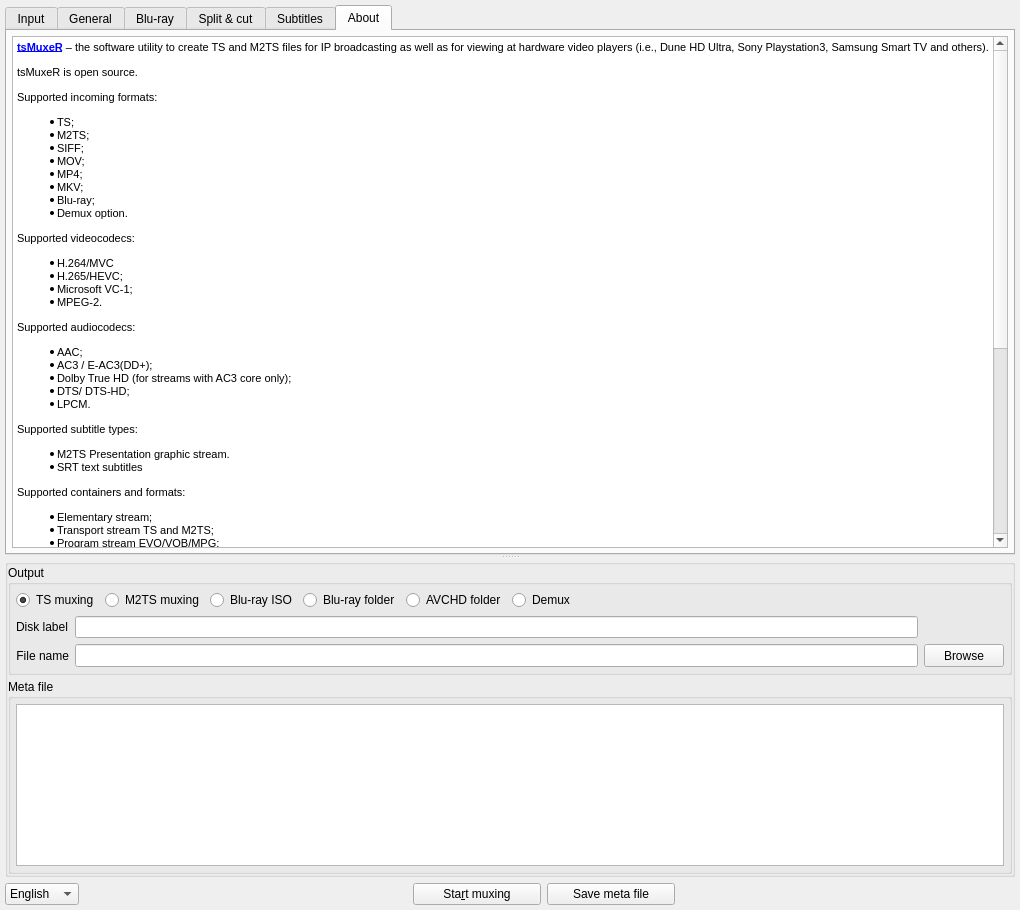
Qt form tsMuxerGUI/tsmuxerwindow.ui (justdan96/tsMuxer) before a commit.
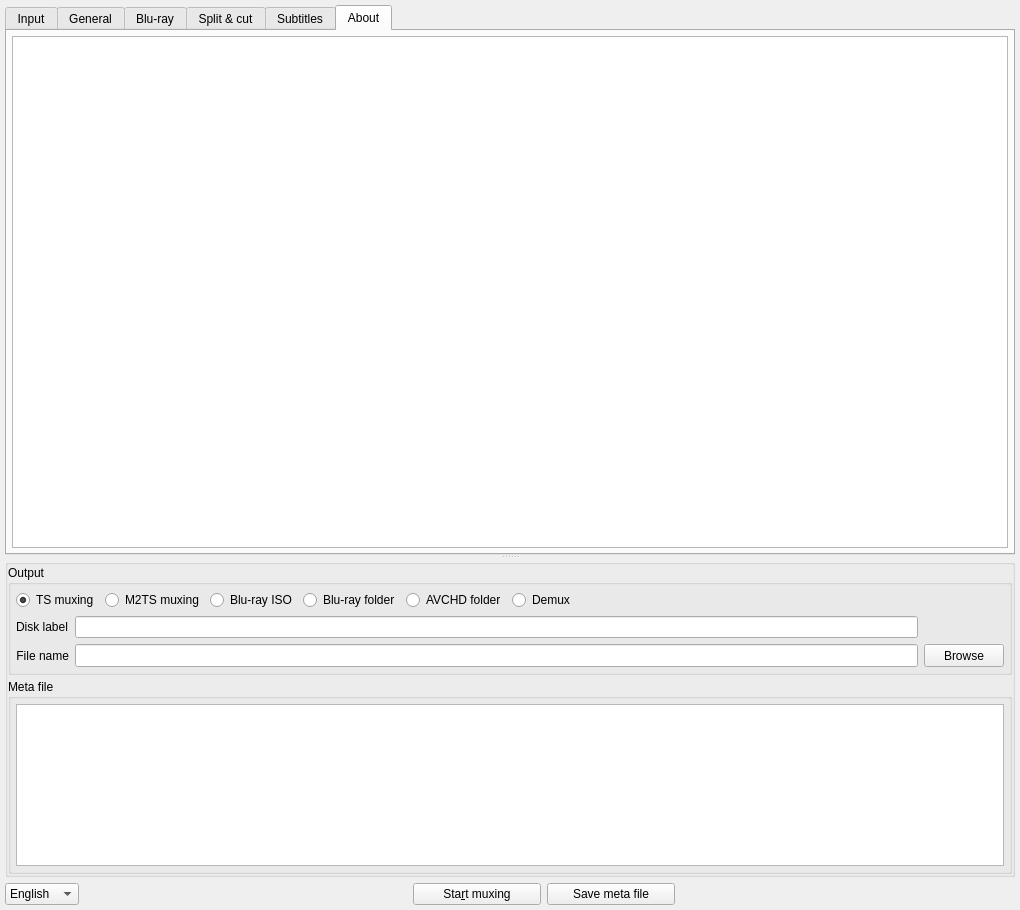
The same form after that commit. The open tabs and pages were chosen to show the change. Icons and pictures are not drawn.

Commit message: throw the about text out of the ui file

```diff
--- a/tsMuxerGUI/tsmuxerwindow.ui
+++ b/tsMuxerGUI/tsmuxerwindow.ui
@@ -2583,68 +2583,15 @@
         </property>
         <item>
          <widget class="QTextEdit" name="textEdit">
+          <property name="readOnly">
+           <bool>true</bool>
+          </property>
           <property name="html">
            <string notr="true">&lt;!DOCTYPE HTML PUBLIC &quot;-//W3C//DTD HTML 4.0//EN&quot; &quot;http://www.w3.org/TR/REC-html40/strict.dtd&quot;&gt;
-&lt;html&gt;&lt;head&gt;&lt;meta name=&quot;qrichtext&quot; content=&quot;1&quot; /&gt;&lt;title&gt;tsMuxeR&lt;/title&gt;&lt;style type=&quot;text/css&quot;&gt;
+&lt;html&gt;&lt;head&gt;&lt;meta name=&quot;qrichtext&quot; content=&quot;1&quot; /&gt;&lt;style type=&quot;text/css&quot;&gt;
 p, li { white-space: pre-wrap; }
-&lt;/style&gt;&lt;/head&gt;&lt;body style=&quot; font-family:'MS Shell Dlg 2'; font-size:8.25pt; font-weight:400; font-style:normal;&quot;&gt;
-&lt;p style=&quot; margin-top:0px; margin-bottom:0px; margin-left:0px; margin-right:0px; -qt-block-indent:0; text-indent:0px;&quot;&gt;&lt;a href=&quot;https://github.com/justdan96/tsMuxer&quot;&gt;&lt;span style=&quot; font-size:8pt; font-weight:600; text-decoration: underline; color:#0000ff;&quot;&gt;tsMuxeR&lt;/span&gt;&lt;/a&gt;&lt;span style=&quot; font-size:8pt;&quot;&gt; – the software utility to create TS and M2TS files for IP broadcasting as well as for viewing at hardware video players (i.e., Dune HD Ultra, Sony Playstation3, Samsung Smart TV and others). &lt;/span&gt;&lt;/p&gt;
-&lt;p style=&quot; margin-top:12px; margin-bottom:12px; margin-left:0px; margin-right:0px; -qt-block-indent:0; text-indent:0px;&quot;&gt;&lt;span style=&quot; font-size:8pt;&quot;&gt;tsMuxeR is open source. &lt;/span&gt;&lt;/p&gt;
-&lt;p style=&quot; margin-top:12px; margin-bottom:12px; margin-left:0px; margin-right:0px; -qt-block-indent:0; text-indent:0px;&quot;&gt;&lt;span style=&quot; font-size:8pt;&quot;&gt;Supported incoming formats: &lt;/span&gt;&lt;/p&gt;
-&lt;ul style=&quot;margin-top: 0px; margin-bottom: 0px; margin-left: 0px; margin-right: 0px; -qt-list-indent: 1;&quot;&gt;
-&lt;li style=&quot; font-size:8pt;&quot; style=&quot; margin-top:12px; margin-bottom:0px; margin-left:0px; margin-right:0px; -qt-block-indent:0; text-indent:0px;&quot;&gt;TS; &lt;/li&gt;
-&lt;li style=&quot; font-size:8pt;&quot; style=&quot; margin-top:0px; margin-bottom:0px; margin-left:0px; margin-right:0px; -qt-block-indent:0; text-indent:0px;&quot;&gt;M2TS; &lt;/li&gt;
-&lt;li style=&quot; font-size:8pt;&quot; style=&quot; margin-top:0px; margin-bottom:0px; margin-left:0px; margin-right:0px; -qt-block-indent:0; text-indent:0px;&quot;&gt;SIFF;&lt;/li&gt;
-&lt;li style=&quot; font-size:8pt;&quot; style=&quot; margin-top:0px; margin-bottom:0px; margin-left:0px; margin-right:0px; -qt-block-indent:0; text-indent:0px;&quot;&gt;MOV;&lt;/li&gt;
-&lt;li style=&quot; font-size:8pt;&quot; style=&quot; margin-top:0px; margin-bottom:0px; margin-left:0px; margin-right:0px; -qt-block-indent:0; text-indent:0px;&quot;&gt;MP4;&lt;/li&gt;
-&lt;li style=&quot; font-size:8pt;&quot; style=&quot; margin-top:0px; margin-bottom:0px; margin-left:0px; margin-right:0px; -qt-block-indent:0; text-indent:0px;&quot;&gt;MKV;&lt;/li&gt;
-&lt;li style=&quot; font-size:8pt;&quot; style=&quot; margin-top:0px; margin-bottom:0px; margin-left:0px; margin-right:0px; -qt-block-indent:0; text-indent:0px;&quot;&gt;Blu-ray; &lt;/li&gt;
-&lt;li style=&quot; font-size:8pt;&quot; style=&quot; margin-top:0px; margin-bottom:12px; margin-left:0px; margin-right:0px; -qt-block-indent:0; text-indent:0px;&quot;&gt;Demux option. &lt;/li&gt;&lt;/ul&gt;
-&lt;p style=&quot; margin-top:12px; margin-bottom:12px; margin-left:0px; margin-right:0px; -qt-block-indent:0; text-indent:0px;&quot;&gt;&lt;span style=&quot; font-size:8pt;&quot;&gt;Supported videocodecs: &lt;/span&gt;&lt;/p&gt;
-&lt;ul style=&quot;margin-top: 0px; margin-bottom: 0px; margin-left: 0px; margin-right: 0px; -qt-list-indent: 1;&quot;&gt;
-&lt;li style=&quot; font-size:8pt;&quot; style=&quot; margin-top:12px; margin-bottom:0px; margin-left:0px; margin-right:0px; -qt-block-indent:0; text-indent:0px;&quot;&gt;H.264/MVC &lt;/li&gt;
-&lt;li style=&quot; font-size:8pt;&quot; style=&quot; margin-top:0px; margin-bottom:0px; margin-left:0px; margin-right:0px; -qt-block-indent:0; text-indent:0px;&quot;&gt;H.265/HEVC; &lt;/li&gt;
-&lt;li style=&quot; font-size:8pt;&quot; style=&quot; margin-top:0px; margin-bottom:0px; margin-left:0px; margin-right:0px; -qt-block-indent:0; text-indent:0px;&quot;&gt;Microsoft VC-1; &lt;/li&gt;
-&lt;li style=&quot; font-size:8pt;&quot; style=&quot; margin-top:0px; margin-bottom:12px; margin-left:0px; margin-right:0px; -qt-block-indent:0; text-indent:0px;&quot;&gt;MPEG-2. &lt;/li&gt;&lt;/ul&gt;
-&lt;p style=&quot; margin-top:12px; margin-bottom:12px; margin-left:0px; margin-right:0px; -qt-block-indent:0; text-indent:0px;&quot;&gt;&lt;span style=&quot; font-size:8pt;&quot;&gt;Supported audiocodecs: &lt;/span&gt;&lt;/p&gt;
-&lt;ul style=&quot;margin-top: 0px; margin-bottom: 0px; margin-left: 0px; margin-right: 0px; -qt-list-indent: 1;&quot;&gt;
-&lt;li style=&quot; font-size:8pt;&quot; style=&quot; margin-top:12px; margin-bottom:0px; margin-left:0px; margin-right:0px; -qt-block-indent:0; text-indent:0px;&quot;&gt;AAC; &lt;/li&gt;
-&lt;li style=&quot; font-size:8pt;&quot; style=&quot; margin-top:0px; margin-bottom:0px; margin-left:0px; margin-right:0px; -qt-block-indent:0; text-indent:0px;&quot;&gt;AC3 / E-AC3(DD+); &lt;/li&gt;
-&lt;li style=&quot; font-size:8pt;&quot; style=&quot; margin-top:0px; margin-bottom:0px; margin-left:0px; margin-right:0px; -qt-block-indent:0; text-indent:0px;&quot;&gt;Dolby True HD (for streams with AC3 core only); &lt;/li&gt;
-&lt;li style=&quot; font-size:8pt;&quot; style=&quot; margin-top:0px; margin-bottom:0px; margin-left:0px; margin-right:0px; -qt-block-indent:0; text-indent:0px;&quot;&gt;DTS/ DTS-HD; &lt;/li&gt;
-&lt;li style=&quot; font-size:8pt;&quot; style=&quot; margin-top:0px; margin-bottom:12px; margin-left:0px; margin-right:0px; -qt-block-indent:0; text-indent:0px;&quot;&gt;LPCM. &lt;/li&gt;&lt;/ul&gt;
-&lt;p style=&quot; margin-top:12px; margin-bottom:12px; margin-left:0px; margin-right:0px; -qt-block-indent:0; text-indent:0px;&quot;&gt;&lt;span style=&quot; font-size:8pt;&quot;&gt;Supported subtitle types: &lt;/span&gt;&lt;/p&gt;
-&lt;ul style=&quot;margin-top: 0px; margin-bottom: 0px; margin-left: 0px; margin-right: 0px; -qt-list-indent: 1;&quot;&gt;
-&lt;li style=&quot; font-size:8pt;&quot; style=&quot; margin-top:12px; margin-bottom:0px; margin-left:0px; margin-right:0px; -qt-block-indent:0; text-indent:0px;&quot;&gt;M2TS Presentation graphic stream. &lt;/li&gt;
-&lt;li style=&quot; font-size:8pt;&quot; style=&quot; margin-top:0px; margin-bottom:12px; margin-left:0px; margin-right:0px; -qt-block-indent:0; text-indent:0px;&quot;&gt;SRT text subtitles &lt;/li&gt;&lt;/ul&gt;
-&lt;p style=&quot; margin-top:12px; margin-bottom:12px; margin-left:0px; margin-right:0px; -qt-block-indent:0; text-indent:0px;&quot;&gt;&lt;span style=&quot; font-size:8pt;&quot;&gt;Supported containers and formats: &lt;/span&gt;&lt;/p&gt;
-&lt;ul style=&quot;margin-top: 0px; margin-bottom: 0px; margin-left: 0px; margin-right: 0px; -qt-list-indent: 1;&quot;&gt;
-&lt;li style=&quot; font-size:8pt;&quot; style=&quot; margin-top:12px; margin-bottom:0px; margin-left:0px; margin-right:0px; -qt-block-indent:0; text-indent:0px;&quot;&gt;Elementary stream; &lt;/li&gt;
-&lt;li style=&quot; font-size:8pt;&quot; style=&quot; margin-top:0px; margin-bottom:0px; margin-left:0px; margin-right:0px; -qt-block-indent:0; text-indent:0px;&quot;&gt;Transport stream TS and M2TS; &lt;/li&gt;
-&lt;li style=&quot; font-size:8pt;&quot; style=&quot; margin-top:0px; margin-bottom:0px; margin-left:0px; margin-right:0px; -qt-block-indent:0; text-indent:0px;&quot;&gt;Program stream EVO/VOB/MPG; &lt;/li&gt;
-&lt;li style=&quot; font-size:8pt;&quot; style=&quot; margin-top:0px; margin-bottom:0px; margin-left:0px; margin-right:0px; -qt-block-indent:0; text-indent:0px;&quot;&gt;Matroska MKV/MKA. &lt;/li&gt;
-&lt;li style=&quot; font-size:8pt;&quot; style=&quot; margin-top:0px; margin-bottom:12px; margin-left:0px; margin-right:0px; -qt-block-indent:0; text-indent:0px;&quot;&gt;MP4/MOV. &lt;/li&gt;&lt;/ul&gt;
-&lt;p style=&quot; margin-top:12px; margin-bottom:12px; margin-left:0px; margin-right:0px; -qt-block-indent:0; text-indent:0px;&quot;&gt;&lt;span style=&quot; font-size:8pt;&quot;&gt;Main features: &lt;/span&gt;&lt;/p&gt;
-&lt;ul style=&quot;margin-top: 0px; margin-bottom: 0px; margin-left: 0px; margin-right: 0px; -qt-list-indent: 1;&quot;&gt;
-&lt;li style=&quot; font-size:8pt;&quot; style=&quot; margin-top:0px; margin-bottom:0px; margin-left:0px; margin-right:0px; -qt-block-indent:0; text-indent:0px;&quot;&gt;3D Blu-ray support;&lt;/li&gt;
-&lt;li style=&quot; font-size:8pt;&quot; style=&quot; margin-top:0px; margin-bottom:0px; margin-left:0px; margin-right:0px; -qt-block-indent:0; text-indent:0px;&quot;&gt;UHD, HDR10, HDR10+ and Dolby Vision support; &lt;/li&gt;
-&lt;li style=&quot; font-size:8pt;&quot; style=&quot; margin-top:0px; margin-bottom:0px; margin-left:0px; margin-right:0px; -qt-block-indent:0; text-indent:0px;&quot;&gt;Automatic or manual fps adjustment while mixing; &lt;/li&gt;
-&lt;li style=&quot; font-size:8pt;&quot; style=&quot; margin-top:0px; margin-bottom:0px; margin-left:0px; margin-right:0px; -qt-block-indent:0; text-indent:0px;&quot;&gt;Level changing as well as SEI, SPS/PPS elements and NAL unit delimiter cycle insertion while mixing H.264; &lt;/li&gt;
-&lt;li style=&quot; font-size:8pt;&quot; style=&quot; margin-top:0px; margin-bottom:0px; margin-left:0px; margin-right:0px; -qt-block-indent:0; text-indent:0px;&quot;&gt;Audio tracks and subtitles time shifting; &lt;/li&gt;
-&lt;li style=&quot; font-size:8pt;&quot; style=&quot; margin-top:0px; margin-bottom:0px; margin-left:0px; margin-right:0px; -qt-block-indent:0; text-indent:0px;&quot;&gt;Ability to extract DTS core from DTS-HD; &lt;/li&gt;
-&lt;li style=&quot; font-size:8pt;&quot; style=&quot; margin-top:0px; margin-bottom:0px; margin-left:0px; margin-right:0px; -qt-block-indent:0; text-indent:0px;&quot;&gt;Ability to extract AC3 core from True-HD; &lt;/li&gt;
-&lt;li style=&quot; font-size:8pt;&quot; style=&quot; margin-top:0px; margin-bottom:0px; margin-left:0px; margin-right:0px; -qt-block-indent:0; text-indent:0px;&quot;&gt;Ability to join files; &lt;/li&gt;
-&lt;li style=&quot; font-size:8pt;&quot; style=&quot; margin-top:0px; margin-bottom:0px; margin-left:0px; margin-right:0px; -qt-block-indent:0; text-indent:0px;&quot;&gt;Ability to adjust fps for subtitles; &lt;/li&gt;
-&lt;li style=&quot; font-size:8pt;&quot; style=&quot; margin-top:0px; margin-bottom:0px; margin-left:0px; margin-right:0px; -qt-block-indent:0; text-indent:0px;&quot;&gt;Ability to convert LPCM streams into WAVE and vice versa; &lt;/li&gt;
-&lt;li style=&quot; font-size:8pt;&quot; style=&quot; margin-top:0px; margin-bottom:0px; margin-left:0px; margin-right:0px; -qt-block-indent:0; text-indent:0px;&quot;&gt;Track language information injection into blu-ray structure and TS header; &lt;/li&gt;
-&lt;li style=&quot; font-size:8pt;&quot; style=&quot; margin-top:0px; margin-bottom:0px; margin-left:0px; margin-right:0px; -qt-block-indent:0; text-indent:0px;&quot;&gt;Ability to cut source files; &lt;/li&gt;
-&lt;li style=&quot; font-size:8pt;&quot; style=&quot; margin-top:0px; margin-bottom:0px; margin-left:0px; margin-right:0px; -qt-block-indent:0; text-indent:0px;&quot;&gt;Ability to split output file; &lt;/li&gt;
-&lt;li style=&quot; font-size:8pt;&quot; style=&quot; margin-top:0px; margin-bottom:0px; margin-left:0px; margin-right:0px; -qt-block-indent:0; text-indent:0px;&quot;&gt;Ability to detect audio delay for TS/M2TS/MPG/VOB/EVO sources; &lt;/li&gt;
-&lt;li style=&quot; font-size:8pt;&quot; style=&quot; margin-top:0px; margin-bottom:0px; margin-left:0px; margin-right:0px; -qt-block-indent:0; text-indent:0px;&quot;&gt;Ability to remove pulldown info from stream; &lt;/li&gt;
-&lt;li style=&quot; font-size:8pt;&quot; style=&quot; margin-top:0px; margin-bottom:0px; margin-left:0px; margin-right:0px; -qt-block-indent:0; text-indent:0px;&quot;&gt;Ability to open Blu-ray playlist (MPLS) files; &lt;/li&gt;
-&lt;li style=&quot; font-size:8pt;&quot; style=&quot; margin-top:0px; margin-bottom:0px; margin-left:0px; margin-right:0px; -qt-block-indent:0; text-indent:0px;&quot;&gt;Ability to convert SRT subtitles to PGS; &lt;/li&gt;
-&lt;li style=&quot; font-size:8pt;&quot; style=&quot; margin-top:0px; margin-bottom:0px; margin-left:0px; margin-right:0px; -qt-block-indent:0; text-indent:0px;&quot;&gt;Tags for SRT subtitles support - tags for changing font, color, size, etc.; tag's syntax is similar to HTML; &lt;/li&gt;
-&lt;li style=&quot; font-size:8pt;&quot; style=&quot; margin-top:0px; margin-bottom:12px; margin-left:0px; margin-right:0px; -qt-block-indent:0; text-indent:0px;&quot;&gt;United cross-platform GUI - Windows, Linux, MacOS. &lt;/li&gt;&lt;/ul&gt;&lt;/body&gt;&lt;/html&gt;</string>
+&lt;/style&gt;&lt;/head&gt;&lt;body style=&quot; font-family:'Sans'; font-size:9pt; font-weight:400; font-style:normal;&quot;&gt;
+&lt;p style=&quot;-qt-paragraph-type:empty; margin-top:0px; margin-bottom:0px; margin-left:0px; margin-right:0px; -qt-block-indent:0; text-indent:0px;&quot;&gt;&lt;br /&gt;&lt;/p&gt;&lt;/body&gt;&lt;/html&gt;</string>
           </property>
          </widget>
         </item>
```
The commit also changes 1 other file.
